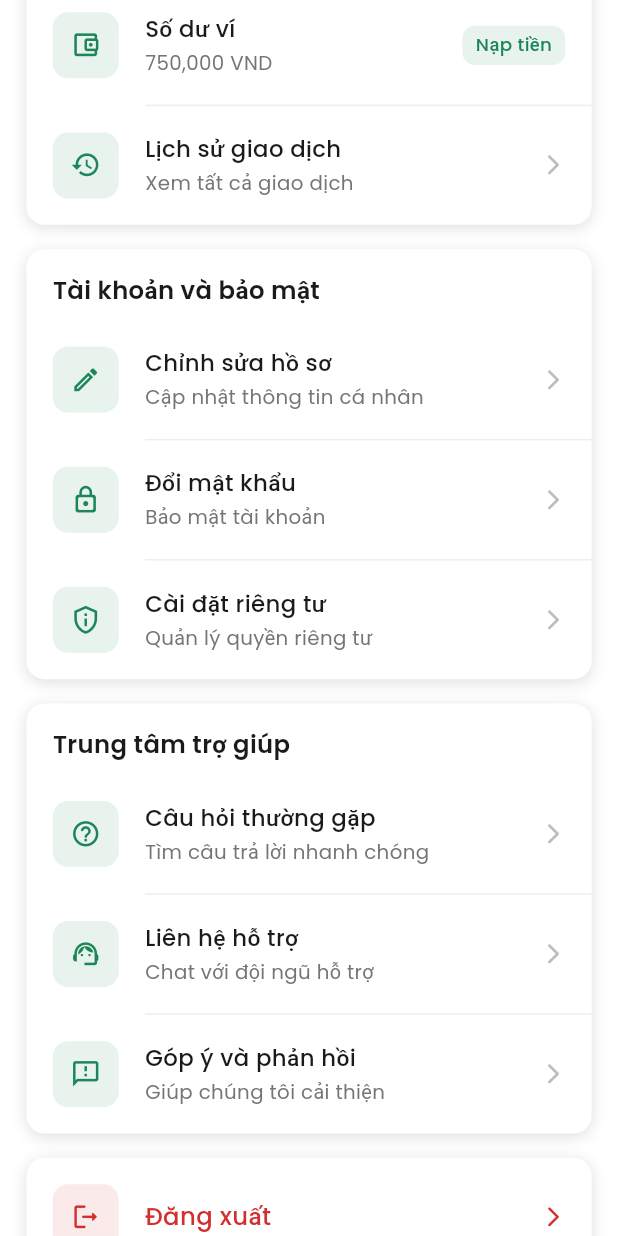
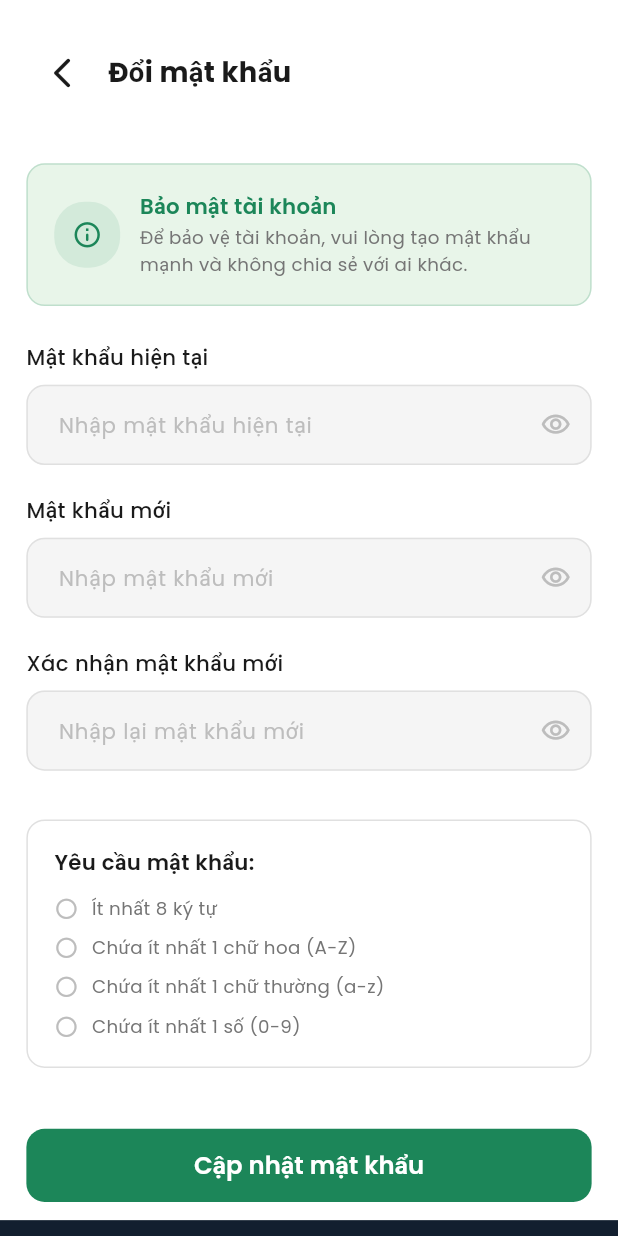
Before and after one commit to vanquan57/UIUX-Edumatch, a Flutter app: the AccountPage screen opened by its route, scrolled down 576 dp, after a tap on "Đổi mật khẩu", on a phone screen of 412 x 824 dp. Run offline on Flutter 3.47's test engine with Material 3 defaults, Android fonts, the phone set to English and light mode, and no system bars; our stand-ins replace dropdown_button2, flutter_dotenv, flutter_html, flutter_map, flutter_screenutil, go_router and 5 more.

Commit message:
Completed feature feature change password

```diff
--- a/lib/core/router/app_router.dart
+++ b/lib/core/router/app_router.dart
@@ -35,6 +35,7 @@ import 'package:edu_match/student/features/about_us/presentation/views/about_us.
 import 'package:edu_match/student/features/blog/presentation/views/blog_page.dart';
 import 'package:edu_match/student/features/account/presentation/views/account_page.dart';
 import 'package:edu_match/student/features/account/presentation/views/edit_profile_page.dart';
+import 'package:edu_match/student/features/account/presentation/views/change_password_page.dart';
 import 'package:edu_match/student/features/my-course/presentation/views/my_course_page.dart';
 import 'package:edu_match/student/features/my-course/presentation/views/course_content_page.dart';
 import 'package:edu_match/student/features/my-course/presentation/views/certificate_page.dart';
@@ -81,6 +82,7 @@ class AppRouter {
   static const String messengerChatDetail = '/messenger/chat';
   static const String accountProfile = '/account/profile';
   static const String editProfile = '/account/edit-profile';
+  static const String changePassword = '/account/change-password';
   static const String myCourses = '/my-courses';
   static const String mySchedule = '/my-schedule';
   static const String courseContent = '/course-content';
@@ -583,6 +585,19 @@ class AppRouter {
         },
       ),
       GoRoute(
+        path: changePassword,
+        name: 'changePassword',
+        builder: (context, state) {
+          return const MainLayout(
+            layoutType: LayoutType.normal,
+            showHeader: false,
+            showFooter: true,
+            backgroundColor: AppColors.white,
+            child: ChangePasswordPage(),
+          );
+        },
+      ),
+      GoRoute(
         path: myCourses,
         name: 'myCourses',
         builder: (context, state) {
--- a/lib/student/features/account/presentation/views/account_page.dart
+++ b/lib/student/features/account/presentation/views/account_page.dart
@@ -281,7 +281,7 @@ class AccountPage extends StatelessWidget {
           icon: Icons.lock_outline_rounded,
           title: 'Đổi mật khẩu',
           subtitle: 'Bảo mật tài khoản',
-          onTap: () {},
+          onTap: () => context.push(AppRouter.changePassword),
         ),
         _MenuItem(
           icon: Icons.privacy_tip_outlined,
--- /dev/null
+++ b/lib/student/features/account/presentation/views/change_password_page.dart
@@ -0,0 +1,518 @@
+import 'package:edu_match/core/config/app_colors.dart';
+import 'package:flutter/material.dart';
+import 'package:flutter_screenutil/flutter_screenutil.dart';
+import 'package:go_router/go_router.dart';
+import 'package:google_fonts/google_fonts.dart';
+
+class ChangePasswordPage extends StatefulWidget {
+  const ChangePasswordPage({super.key});
+
+  @override
+  State<ChangePasswordPage> createState() => _ChangePasswordPageState();
+}
+
+class _ChangePasswordPageState extends State<ChangePasswordPage> {
+  final _formKey = GlobalKey<FormState>();
+  final _currentPasswordController = TextEditingController();
+  final _newPasswordController = TextEditingController();
+  final _confirmPasswordController = TextEditingController();
+
+  bool _isCurrentPasswordVisible = false;
+  bool _isNewPasswordVisible = false;
+  bool _isConfirmPasswordVisible = false;
+  bool _isLoading = false;
+
+  @override
+  void dispose() {
+    _currentPasswordController.dispose();
+    _newPasswordController.dispose();
+    _confirmPasswordController.dispose();
+    super.dispose();
+  }
+
+  @override
+  Widget build(BuildContext context) {
+    return Column(
+      children: [
+        _buildCustomHeader(context),
+        Form(
+          key: _formKey,
+          child: Column(
+            crossAxisAlignment: CrossAxisAlignment.start,
+            children: [
+              SizedBox(height: 24.h),
+              _buildInstructionCard(),
+              SizedBox(height: 24.h),
+              _buildPasswordFields(),
+              SizedBox(height: 32.h),
+              _buildPasswordRequirements(),
+              SizedBox(height: 40.h),
+              _buildUpdateButton(),
+            ],
+          ),
+        ),
+      ],
+    );
+  }
+
+  Widget _buildCustomHeader(BuildContext context) {
+    return Transform.translate(
+      offset: Offset(-16.w, 0),
+      child: Container(
+        color: AppColors.white,
+        width: MediaQuery.of(context).size.width,
+        padding: EdgeInsets.fromLTRB(16.w, 12.h, 16.w, 12.h),
+        child: Row(
+          children: [
+            IconButton(
+              onPressed: () => context.pop(),
+              icon: const Icon(Icons.arrow_back_ios_new_rounded),
+              color: AppColors.textDark,
+            ),
+            SizedBox(width: 6.w),
+            Expanded(
+              child: Text(
+                'Đổi mật khẩu',
+                style: GoogleFonts.poppins(
+                  fontSize: 18.sp,
+                  fontWeight: FontWeight.w700,
+                  color: AppColors.textDark,
+                ),
+              ),
+            ),
+          ],
+        ),
+      ),
+    );
+  }
+
+  Widget _buildInstructionCard() {
+    return Container(
+      width: double.infinity,
+      padding: EdgeInsets.all(16.w),
+      decoration: BoxDecoration(
+        color: AppColors.lightGreen,
+        borderRadius: BorderRadius.circular(12.r),
+        border: Border.all(color: AppColors.primaryGreen.withOpacity(0.2)),
+      ),
+      child: Row(
+        children: [
+          Container(
+            width: 40.w,
+            height: 40.w,
+            decoration: BoxDecoration(
+              color: AppColors.primaryGreen.withOpacity(0.1),
+              borderRadius: BorderRadius.circular(20.r),
+            ),
+            child: Icon(
+              Icons.info_outline_rounded,
+              size: 20.sp,
+              color: AppColors.primaryGreen,
+            ),
+          ),
+          SizedBox(width: 12.w),
+          Expanded(
+            child: Column(
+              crossAxisAlignment: CrossAxisAlignment.start,
+              children: [
+                Text(
+                  'Bảo mật tài khoản',
+                  style: GoogleFonts.poppins(
+                    fontSize: 14.sp,
+                    fontWeight: FontWeight.w600,
+                    color: AppColors.primaryGreen,
+                  ),
+                ),
+                SizedBox(height: 2.h),
+                Text(
+                  'Để bảo vệ tài khoản, vui lòng tạo mật khẩu mạnh và không chia sẻ với ai khác.',
+                  style: GoogleFonts.poppins(
+                    fontSize: 12.sp,
+                    fontWeight: FontWeight.w400,
+                    color: AppColors.textGray,
+                  ),
+                ),
+              ],
+            ),
+          ),
+        ],
+      ),
+    );
+  }
+
+  Widget _buildPasswordFields() {
+    return Column(
+      children: [
+        _buildPasswordField(
+          controller: _currentPasswordController,
+          label: 'Mật khẩu hiện tại',
+          hint: 'Nhập mật khẩu hiện tại',
+          isVisible: _isCurrentPasswordVisible,
+          onToggleVisibility: () {
+            setState(() {
+              _isCurrentPasswordVisible = !_isCurrentPasswordVisible;
+            });
+          },
+          validator: (value) {
+            if (value == null || value.isEmpty) {
+              return 'Vui lòng nhập mật khẩu hiện tại';
+            }
+            return null;
+          },
+        ),
+
+        SizedBox(height: 20.h),
+
+        _buildPasswordField(
+          controller: _newPasswordController,
+          label: 'Mật khẩu mới',
+          hint: 'Nhập mật khẩu mới',
+          isVisible: _isNewPasswordVisible,
+          onToggleVisibility: () {
+            setState(() {
+              _isNewPasswordVisible = !_isNewPasswordVisible;
+            });
+          },
+          validator: (value) {
+            if (value == null || value.isEmpty) {
+              return 'Vui lòng nhập mật khẩu mới';
+            }
+            if (value.length < 8) {
+              return 'Mật khẩu phải có ít nhất 8 ký tự';
+            }
+            if (!RegExp(r'^(?=.*[a-z])(?=.*[A-Z])(?=.*\d)').hasMatch(value)) {
+              return 'Mật khẩu phải chứa chữ hoa, chữ thường và số';
+            }
+            return null;
+          },
+        ),
+
+        SizedBox(height: 20.h),
+
+        _buildPasswordField(
+          controller: _confirmPasswordController,
+          label: 'Xác nhận mật khẩu mới',
+          hint: 'Nhập lại mật khẩu mới',
+          isVisible: _isConfirmPasswordVisible,
+          onToggleVisibility: () {
+            setState(() {
+              _isConfirmPasswordVisible = !_isConfirmPasswordVisible;
+            });
+          },
+          validator: (value) {
+            if (value == null || value.isEmpty) {
+              return 'Vui lòng xác nhận mật khẩu mới';
+            }
+            if (value != _newPasswordController.text) {
+              return 'Mật khẩu xác nhận không khớp';
+            }
+            return null;
+          },
+        ),
+      ],
+    );
+  }
+
+  Widget _buildPasswordField({
+    required TextEditingController controller,
+    required String label,
+    required String hint,
+    required bool isVisible,
+    required VoidCallback onToggleVisibility,
+    String? Function(String?)? validator,
+  }) {
+    return Column(
+      crossAxisAlignment: CrossAxisAlignment.start,
+      children: [
+        Text(
+          label,
+          style: GoogleFonts.poppins(
+            fontSize: 14.sp,
+            fontWeight: FontWeight.w500,
+            color: AppColors.textDark,
+          ),
+        ),
+        SizedBox(height: 8.h),
+        TextFormField(
+          controller: controller,
+          obscureText: !isVisible,
+          validator: validator,
+          style: GoogleFonts.poppins(
+            fontSize: 14.sp,
+            fontWeight: FontWeight.w400,
+            color: AppColors.textDark,
+          ),
+          decoration: InputDecoration(
+            hintText: hint,
+            hintStyle: GoogleFonts.poppins(
+              fontSize: 14.sp,
+              fontWeight: FontWeight.w400,
+              color: AppColors.textLightGray,
+            ),
+            filled: true,
+            fillColor: AppColors.bgLight,
+            border: OutlineInputBorder(
+              borderRadius: BorderRadius.circular(12.r),
+              borderSide: const BorderSide(color: AppColors.borderColor),
+            ),
+            enabledBorder: OutlineInputBorder(
+              borderRadius: BorderRadius.circular(12.r),
+              borderSide: const BorderSide(color: AppColors.borderColor),
+            ),
+            focusedBorder: OutlineInputBorder(
+              borderRadius: BorderRadius.circular(12.r),
+              borderSide: const BorderSide(color: AppColors.primaryGreen, width: 2),
+            ),
+            errorBorder: OutlineInputBorder(
+              borderRadius: BorderRadius.circular(12.r),
+              borderSide: const BorderSide(color: AppColors.errorRed),
+            ),
+            focusedErrorBorder: OutlineInputBorder(
+              borderRadius: BorderRadius.circular(12.r),
+              borderSide: const BorderSide(color: AppColors.errorRed, width: 2),
+            ),
+            contentPadding: EdgeInsets.symmetric(horizontal: 16.w, vertical: 16.h),
+            suffixIcon: IconButton(
+              onPressed: onToggleVisibility,
+              icon: Icon(
+                isVisible ? Icons.visibility_off_outlined : Icons.visibility_outlined,
+                color: AppColors.textLightGray,
+                size: 20.sp,
+              ),
+            ),
+          ),
+        ),
+      ],
+    );
+  }
+
+  Widget _buildPasswordRequirements() {
+    final newPassword = _newPasswordController.text;
+
+    return Container(
+      width: double.infinity,
+      padding: EdgeInsets.all(16.w),
+      decoration: BoxDecoration(
+        color: AppColors.white,
+        borderRadius: BorderRadius.circular(12.r),
+        border: Border.all(color: AppColors.borderColor),
+      ),
+      child: Column(
+        crossAxisAlignment: CrossAxisAlignment.start,
+        children: [
+          Text(
+            'Yêu cầu mật khẩu:',
+            style: GoogleFonts.poppins(
+              fontSize: 14.sp,
+              fontWeight: FontWeight.w600,
+              color: AppColors.textDark,
+            ),
+          ),
+          SizedBox(height: 12.h),
+          _buildRequirementItem(
+            'Ít nhất 8 ký tự',
+            newPassword.length >= 8,
+          ),
+          SizedBox(height: 8.h),
+          _buildRequirementItem(
+            'Chứa ít nhất 1 chữ hoa (A-Z)',
+            RegExp(r'[A-Z]').hasMatch(newPassword),
+          ),
+          SizedBox(height: 8.h),
+          _buildRequirementItem(
+            'Chứa ít nhất 1 chữ thường (a-z)',
+            RegExp(r'[a-z]').hasMatch(newPassword),
+          ),
+          SizedBox(height: 8.h),
+          _buildRequirementItem(
+            'Chứa ít nhất 1 số (0-9)',
+            RegExp(r'\d').hasMatch(newPassword),
+          ),
+        ],
+      ),
+    );
+  }
+
+  Widget _buildRequirementItem(String requirement, bool isMet) {
+    return Row(
+      children: [
+        Icon(
+          isMet ? Icons.check_circle_rounded : Icons.radio_button_unchecked_rounded,
+          size: 16.sp,
+          color: isMet ? AppColors.successGreen : AppColors.textLightGray,
+        ),
+        SizedBox(width: 8.w),
+        Expanded(
+          child: Text(
+            requirement,
+            style: GoogleFonts.poppins(
+              fontSize: 12.sp,
+              fontWeight: FontWeight.w400,
+              color: isMet ? AppColors.successGreen : AppColors.textGray,
+            ),
+          ),
+        ),
+      ],
+    );
+  }
+
+  Widget _buildUpdateButton() {
+    return SizedBox(
+      width: double.infinity,
+      height: 48.h,
+      child: ElevatedButton(
+        onPressed: _isLoading ? null : _handleUpdatePassword,
+        style: ElevatedButton.styleFrom(
+          backgroundColor: AppColors.primaryGreen,
+          foregroundColor: AppColors.white,
+          elevation: 0,
+          shape: RoundedRectangleBorder(
+            borderRadius: BorderRadius.circular(12.r),
+          ),
+          disabledBackgroundColor: AppColors.disabledGray,
+        ),
+        child: _isLoading
+            ? SizedBox(
+                width: 20.w,
+                height: 20.w,
+                child: const CircularProgressIndicator(
+                  strokeWidth: 2,
+                  valueColor: AlwaysStoppedAnimation<Color>(AppColors.white),
+                ),
+              )
+            : Text(
+                'Cập nhật mật khẩu',
+                style: GoogleFonts.poppins(
+                  fontSize: 16.sp,
+                  fontWeight: FontWeight.w600,
+                ),
+              ),
+      ),
+    );
+  }
+
+  void _handleUpdatePassword() async {
+    if (!_formKey.currentState!.validate()) {
+      return;
+    }
+
+    setState(() {
+      _isLoading = true;
+    });
+
+    try {
+      // Simulate API call
+      await Future.delayed(const Duration(seconds: 2));
+
+      if (!mounted) return;
+
+      // Show success dialog
+      _showSuccessDialog();
+    } catch (e) {
+      if (!mounted) return;
+
+      // Show error snackbar
+      ScaffoldMessenger.of(context).showSnackBar(
+        SnackBar(
+          content: Text(
+            'Có lỗi xảy ra. Vui lòng thử lại.',
+            style: GoogleFonts.poppins(
+              fontSize: 14.sp,
+              fontWeight: FontWeight.w500,
+              color: AppColors.white,
+            ),
+          ),
+          backgroundColor: AppColors.errorRed,
+          behavior: SnackBarBehavior.floating,
+          shape: RoundedRectangleBorder(
+            borderRadius: BorderRadius.circular(8.r),
+          ),
+        ),
+      );
+    } finally {
+      if (mounted) {
+        setState(() {
+          _isLoading = false;
+        });
+      }
+    }
+  }
+
+  void _showSuccessDialog() {
+    showDialog(
+      context: context,
+      barrierDismissible: false,
+      builder: (BuildContext context) {
+        return AlertDialog(
+          shape: RoundedRectangleBorder(
+            borderRadius: BorderRadius.circular(16.r),
+          ),
+          content: Column(
+            mainAxisSize: MainAxisSize.min,
+            children: [
+              Container(
+                width: 60.w,
+                height: 60.w,
+                decoration: BoxDecoration(
+                  color: AppColors.successGreen.withOpacity(0.1),
+                  shape: BoxShape.circle,
+                ),
+                child: Icon(
+                  Icons.check_circle_rounded,
+                  size: 32.sp,
+                  color: AppColors.successGreen,
+                ),
+              ),
+              SizedBox(height: 16.h),
+              Text(
+                'Đổi mật khẩu thành công!',
+                style: GoogleFonts.poppins(
+                  fontSize: 18.sp,
+                  fontWeight: FontWeight.w600,
+                  color: AppColors.textDark,
+                ),
+                textAlign: TextAlign.center,
+              ),
+              SizedBox(height: 8.h),
+              Text(
+                'Mật khẩu của bạn đã được cập nhật thành công. Vui lòng sử dụng mật khẩu mới để đăng nhập lần sau.',
+                style: GoogleFonts.poppins(
+                  fontSize: 14.sp,
+                  fontWeight: FontWeight.w400,
+                  color: AppColors.textGray,
+                ),
+                textAlign: TextAlign.center,
+              ),
+              SizedBox(height: 24.h),
+              SizedBox(
+                width: double.infinity,
+                height: 44.h,
+                child: ElevatedButton(
+                  onPressed: () {
+                    Navigator.of(context).pop();
+                    context.pop();
+                  },
+                  style: ElevatedButton.styleFrom(
+                    backgroundColor: AppColors.primaryGreen,
+                    foregroundColor: AppColors.white,
+                    elevation: 0,
+                    shape: RoundedRectangleBorder(
+                      borderRadius: BorderRadius.circular(12.r),
+                    ),
+                  ),
+                  child: Text(
+                    'Hoàn tất',
+                    style: GoogleFonts.poppins(
+                      fontSize: 16.sp,
+                      fontWeight: FontWeight.w600,
+                    ),
+                  ),
+                ),
+              ),
+            ],
+          ),
+        );
+      },
+    );
+  }
+}
```
